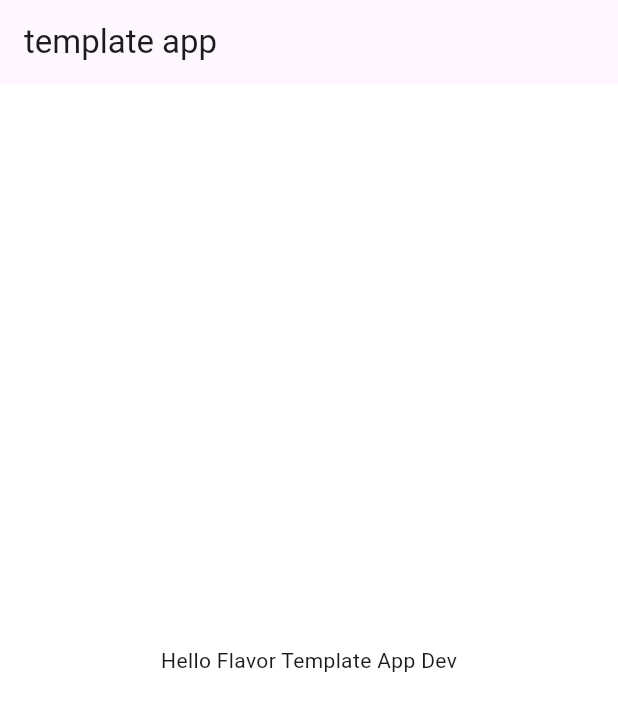
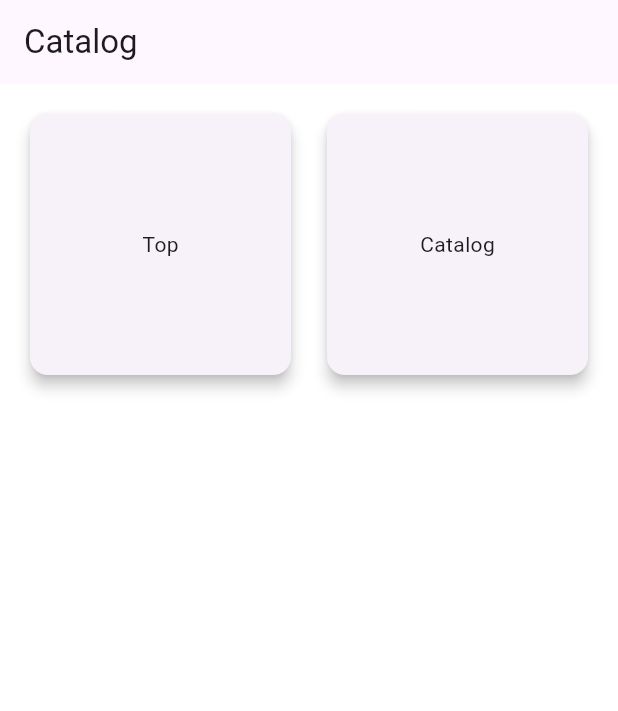
Before and after one commit to yamamomo2022/flutter_template, a Flutter app: the screen it shows after launch, on a phone screen of 412 x 824 dp. Shown: the top 711 px of the screen. Run offline on Flutter 3.47's test engine with Material 3 defaults, Android fonts, the phone set to English and light mode, and no system bars; our stand-ins replace flutter_riverpod, logger.

Commit message:
feat: add catalog page.

```diff
--- a/lib/app.dart
+++ b/lib/app.dart
@@ -4,7 +4,8 @@ import 'package:flutter_localizations/flutter_localizations.dart';
 
 import 'flavors.dart';
 import 'l10n/app_localizations.dart';
-import 'pages/my_home_page.dart';
+import 'pages/catalog_page.dart';
+
 
 class App extends StatelessWidget {
   const App({super.key});
@@ -35,7 +36,7 @@ class App extends StatelessWidget {
         scaffoldBackgroundColor: Color(0xFF303030),
         textTheme: const TextTheme(bodyLarge: TextStyle(color: Colors.white)),
       ),
-      home: _flavorBanner(child: MyHomePage(), show: kDebugMode),
+      home: _flavorBanner(child: CatalogPage(), show: kDebugMode),
     );
   }
 
--- /dev/null
+++ b/lib/pages/catalog_page.dart
@@ -0,0 +1,68 @@
+import 'package:flutter/material.dart';
+import 'package:flutter_template/pages/my_home_page.dart';
+
+class CatalogPage extends StatelessWidget {
+  const CatalogPage({super.key});
+
+  @override
+  Widget build(BuildContext context) {
+    return Scaffold(
+      appBar: AppBar(
+        title: const Text('Catalog'),
+      ),
+      body: const _CatalogGrid(),
+    );
+  }
+}
+
+class _CatalogGrid extends StatelessWidget {
+  const _CatalogGrid();
+
+  @override
+  Widget build(BuildContext context) {
+    return GridView.count(
+      crossAxisCount: 2,
+      padding: const EdgeInsets.all(16),
+      crossAxisSpacing: 16,
+      mainAxisSpacing: 16,
+      children: List.generate(catalogRoutes.length, (index) {
+        return InkWell(
+          onTap: () {},
+          child: Card(
+            elevation: 4,
+            child: Center(
+              child: Text(catalogRoutes[index].title),
+            ),
+          ),
+        );
+      }),
+    );
+  }
+}
+
+List<CatalogRoute> catalogRoutes =  <CatalogRoute>[
+  CatalogRoute(
+    title: 'Top',
+    page: const MyHomePage(),
+  ),
+  CatalogRoute(
+    title: 'Catalog',
+    page: const CatalogPage(),
+  ),
+];
+
+
+/// カタログページのルート情報を管理するクラス。
+/// go_routerのルート定義で利用することを想定。
+class CatalogRoute {
+  /// ルートのタイトル
+  final String title;
+  /// 表示するページウィジェット
+  final Widget page;
+
+  /// [title]はルートのタイトル、[page]は表示するウィジェット。
+  const CatalogRoute({
+    required this.title,
+    required this.page,
+  });
+}
```
